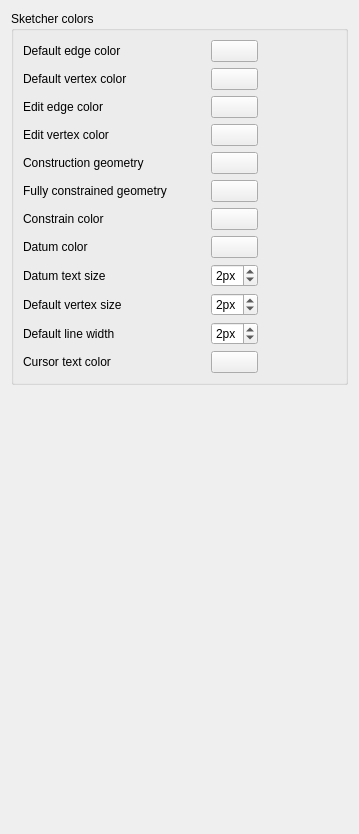
The window that src/Mod/Sketcher/Gui/SketcherSettings.ui (berndhahnebach/All_FreeCAD) describes before a commit, drawn with Qt 5.
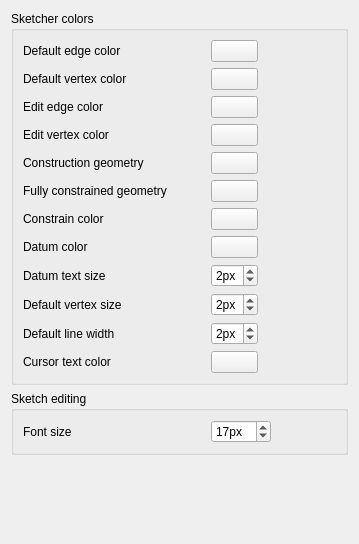
The same window after the commit. Custom widgets are drawn as their Qt base class.

Commit message: + fixes #0001393: Allow the user to set desired font size in pixels (used by sketcher constraints) in preferences

Diff of the .ui file:
```diff
--- a/src/Mod/Sketcher/Gui/SketcherSettings.ui
+++ b/src/Mod/Sketcher/Gui/SketcherSettings.ui
@@ -7,14 +7,14 @@
     <x>0</x>
     <y>0</y>
     <width>359</width>
-    <height>834</height>
+    <height>544</height>
    </rect>
   </property>
   <property name="windowTitle">
    <string>Sketcher</string>
   </property>
-  <layout class="QVBoxLayout" name="verticalLayout">
-   <item>
+  <layout class="QGridLayout" name="gridLayout_3">
+   <item row="0" column="0">
     <widget class="QGroupBox" name="groupBoxSketcherColor">
      <property name="title">
       <string>Sketcher colors</string>
@@ -439,7 +439,68 @@
      </layout>
     </widget>
    </item>
-   <item>
+   <item row="1" column="0">
+    <widget class="QGroupBox" name="groupBox">
+     <property name="title">
+      <string>Sketch editing</string>
+     </property>
+     <layout class="QGridLayout" name="gridLayout">
+      <item row="0" column="0">
+       <layout class="QHBoxLayout" name="horizontalLayout">
+        <item>
+         <widget class="QLabel" name="label_6">
+          <property name="minimumSize">
+           <size>
+            <width>182</width>
+            <height>0</height>
+           </size>
+          </property>
+          <property name="text">
+           <string>Font size</string>
+          </property>
+         </widget>
+        </item>
+        <item>
+         <widget class="Gui::PrefSpinBox" name="EditSketcherFontSize">
+          <property name="suffix">
+           <string>px</string>
+          </property>
+          <property name="minimum">
+           <number>1</number>
+          </property>
+          <property name="maximum">
+           <number>100</number>
+          </property>
+          <property name="value">
+           <number>17</number>
+          </property>
+          <property name="prefEntry" stdset="0">
+           <cstring>EditSketcherFontSize</cstring>
+          </property>
+          <property name="prefPath" stdset="0">
+           <cstring>View</cstring>
+          </property>
+         </widget>
+        </item>
+       </layout>
+      </item>
+      <item row="0" column="1">
+       <spacer name="horizontalSpacer">
+        <property name="orientation">
+         <enum>Qt::Horizontal</enum>
+        </property>
+        <property name="sizeHint" stdset="0">
+         <size>
+          <width>71</width>
+          <height>20</height>
+         </size>
+        </property>
+       </spacer>
+      </item>
+     </layout>
+    </widget>
+   </item>
+   <item row="2" column="0">
     <spacer name="verticalSpacer">
      <property name="orientation">
       <enum>Qt::Vertical</enum>
```
The commit also changes 2 other files.
